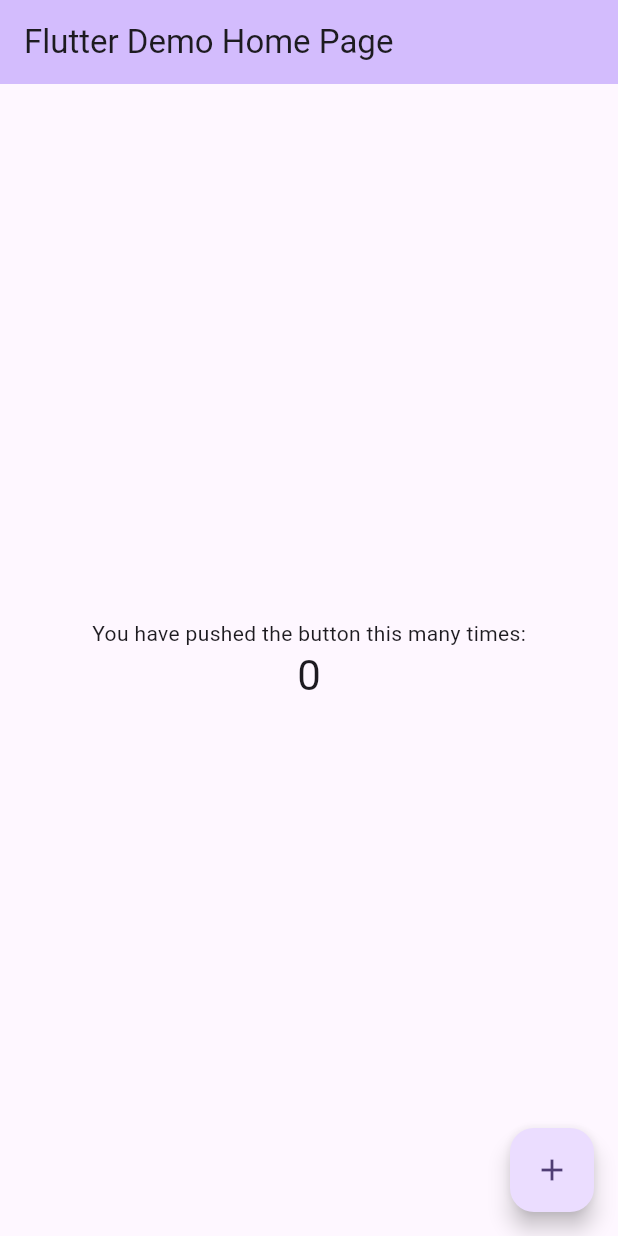
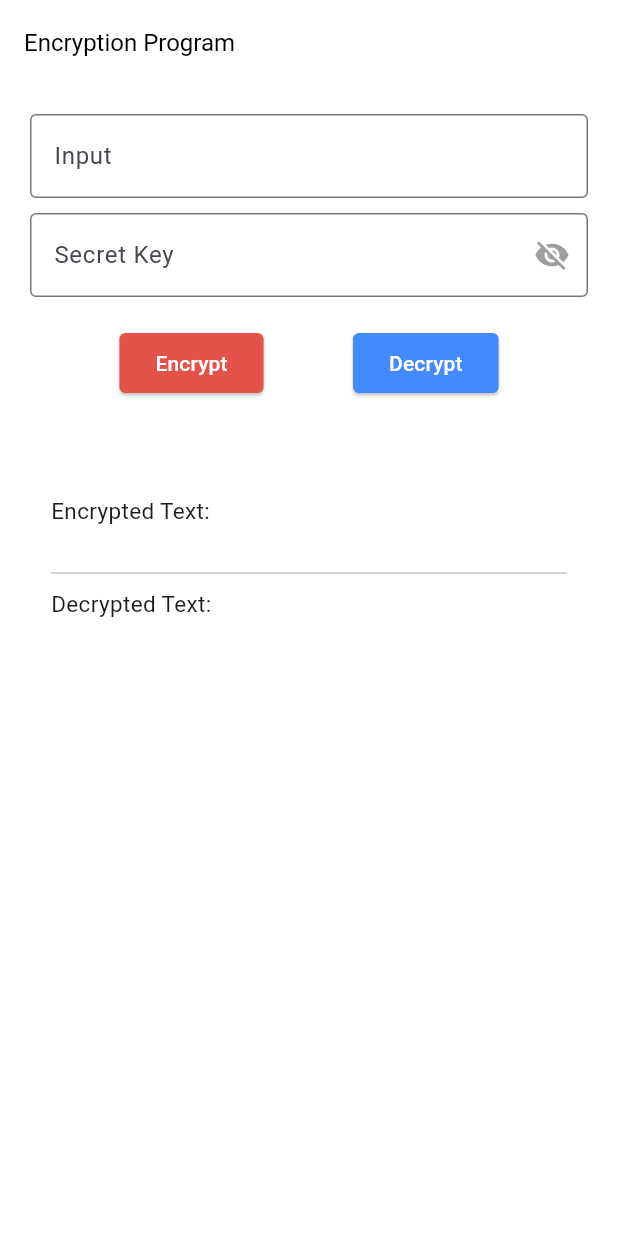
Before and after one commit to dartlord007/stg1_hng_flutter, a Flutter app: the screen it shows after launch, on a phone screen of 412 x 824 dp. Run offline on Flutter 3.47's test engine with Material 3 defaults, Android fonts, the phone set to English and light mode, and no system bars.

Commit message:
working build

```diff
--- /dev/null
+++ b/lib/encrypt.dart
@@ -0,0 +1,35 @@
+//Encryption Algorithm.
+class EncryptionAlgorithm {
+  static String encrypt(String input, String secretKey) {
+    List<int> inputAscii = input.codeUnits;
+    List<int> secretKeyAscii = secretKey.codeUnits;
+
+    List<int> encryptedAscii = [];
+    //Core component of encryption algorithm. This will encrypt the inputed text and secret key which is already in ASCII format. The result is the reformated into a hexadecimal string.
+    for (int i = 0; i < inputAscii.length; i++) {
+      encryptedAscii
+          .add(inputAscii[i] + secretKeyAscii[i % secretKeyAscii.length]);
+    }
+
+    return encryptedAscii
+        .map((e) => e.toRadixString(16).padLeft(2, '0'))
+        .join();
+  }
+
+  static String decrypt(String encrypted, String secretKey) {
+    List<int> encryptedAscii = [];
+    //Core component of decryption algorithm. This will encrypt the inputed text and secret key which is already in ASCII format. The result is the reformated into a hexadecimal string.
+    for (int i = 0; i < encrypted.length; i += 2) {
+      encryptedAscii.add(int.parse(encrypted.substring(i, i + 2), radix: 16));
+    }
+    List<int> secretKeyAscii = secretKey.codeUnits;
+
+    List<int> decryptedAscii = [];
+    for (int i = 0; i < encryptedAscii.length; i++) {
+      decryptedAscii
+          .add(encryptedAscii[i] - secretKeyAscii[i % secretKeyAscii.length]);
+    }
+
+    return String.fromCharCodes(decryptedAscii);
+  }
+}
--- a/lib/main.dart
+++ b/lib/main.dart
@@ -1,4 +1,6 @@
 import 'package:flutter/material.dart';
+import 'package:flutter/services.dart';
+import 'package:stg1_hng_flutter/encrypt.dart';
 
 void main() {
   runApp(const MyApp());
@@ -7,119 +9,202 @@
 class MyApp extends StatelessWidget {
   const MyApp({super.key});
 
-  // This widget is the root of your application.
   @override
   Widget build(BuildContext context) {
     return MaterialApp(
-      title: 'Flutter Demo',
+      title: 'Encryption App',
       theme: ThemeData(
-        // This is the theme of your application.
-        //
-        // TRY THIS: Try running your application with "flutter run". You'll see
-        // the application has a purple toolbar. Then, without quitting the app,
-        // try changing the seedColor in the colorScheme below to Colors.green
-        // and then invoke "hot reload" (save your changes or press the "hot
-        // reload" button in a Flutter-supported IDE, or press "r" if you used
-        // the command line to start the app).
-        //
-        // Notice that the counter didn't reset back to zero; the application
-        // state is not lost during the reload. To reset the state, use hot
-        // restart instead.
-        //
-        // This works for code too, not just values: Most code changes can be
-        // tested with just a hot reload.
-        colorScheme: ColorScheme.fromSeed(seedColor: Colors.deepPurple),
-        useMaterial3: true,
+        primarySwatch: Colors.blue,
+        scaffoldBackgroundColor: Colors.white,
       ),
-      home: const MyHomePage(title: 'Flutter Demo Home Page'),
+      home: const EncryptionApp(),
     );
   }
 }
 
-class MyHomePage extends StatefulWidget {
-  const MyHomePage({super.key, required this.title});
-
-  // This widget is the home page of your application. It is stateful, meaning
-  // that it has a State object (defined below) that contains fields that affect
-  // how it looks.
-
-  // This class is the configuration for the state. It holds the values (in this
-  // case the title) provided by the parent (in this case the App widget) and
-  // used by the build method of the State. Fields in a Widget subclass are
-  // always marked "final".
-
-  final String title;
+class EncryptionApp extends StatefulWidget {
+  const EncryptionApp({super.key});
 
   @override
-  State<MyHomePage> createState() => _MyHomePageState();
+  _EncryptionAppState createState() => _EncryptionAppState();
 }
 
-class _MyHomePageState extends State<MyHomePage> {
-  int _counter = 0;
+class _EncryptionAppState extends State<EncryptionApp> {
+  final _inputController = TextEditingController();
+  final _secretKeyController = TextEditingController();
+  String _encrypted = '';
+  String _decrypted = '';
+  bool _isSecretKeyVisible = false;
 
-  void _incrementCounter() {
+  void _encrypt() { //encryption method
+    String input = _inputController.text;
+    String secretKey = _secretKeyController.text;
+    String encrypted = EncryptionAlgorithm.encrypt(input, secretKey);
     setState(() {
-      // This call to setState tells the Flutter framework that something has
-      // changed in this State, which causes it to rerun the build method below
-      // so that the display can reflect the updated values. If we changed
-      // _counter without calling setState(), then the build method would not be
-      // called again, and so nothing would appear to happen.
-      _counter++;
+      _encrypted = encrypted;
+      _decrypted = ''; // Clear decrypted result when encrypting
     });
+  }
+
+  void _decrypt() { //decryption method
+    String encrypted = _encrypted;
+    String secretKey = _secretKeyController.text;
+    String decrypted = EncryptionAlgorithm.decrypt(encrypted, secretKey);
+    setState(() {
+      _decrypted = decrypted;
+    });
+  }
+
+  void _copyToClipboard(String text) {
+    Clipboard.setData(ClipboardData(text: text));
+    ScaffoldMessenger.of(context).showSnackBar(
+      SnackBar(content: Text('Copied to clipboard: $text')),
+    );
   }
 
   @override
   Widget build(BuildContext context) {
-    // This method is rerun every time setState is called, for instance as done
-    // by the _incrementCounter method above.
-    //
-    // The Flutter framework has been optimized to make rerunning build methods
-    // fast, so that you can just rebuild anything that needs updating rather
-    // than having to individually change instances of widgets.
     return Scaffold(
       appBar: AppBar(
-        // TRY THIS: Try changing the color here to a specific color (to
-        // Colors.amber, perhaps?) and trigger a hot reload to see the AppBar
-        // change color while the other colors stay the same.
-        backgroundColor: Theme.of(context).colorScheme.inversePrimary,
-        // Here we take the value from the MyHomePage object that was created by
-        // the App.build method, and use it to set our appbar title.
-        title: Text(widget.title),
+        backgroundColor: Colors.white,
+        title: const Text('Encryption Program',
+            style: TextStyle(color: Colors.black, fontSize: 16)),
+        elevation: 0,
       ),
-      body: Center(
-        // Center is a layout widget. It takes a single child and positions it
-        // in the middle of the parent.
-        child: Column(
-          // Column is also a layout widget. It takes a list of children and
-          // arranges them vertically. By default, it sizes itself to fit its
-          // children horizontally, and tries to be as tall as its parent.
-          //
-          // Column has various properties to control how it sizes itself and
-          // how it positions its children. Here we use mainAxisAlignment to
-          // center the children vertically; the main axis here is the vertical
-          // axis because Columns are vertical (the cross axis would be
-          // horizontal).
-          //
-          // TRY THIS: Invoke "debug painting" (choose the "Toggle Debug Paint"
-          // action in the IDE, or press "p" in the console), to see the
-          // wireframe for each widget.
-          mainAxisAlignment: MainAxisAlignment.center,
-          children: <Widget>[
-            const Text(
-              'You have pushed the button this many times:',
-            ),
-            Text(
-              '$_counter',
-              style: Theme.of(context).textTheme.headlineMedium,
-            ),
-          ],
+      body: Padding(
+        padding: const EdgeInsets.all(20.0),
+        child: SingleChildScrollView(
+          child: Column(
+            children: [
+              TextField(
+                controller: _inputController,
+                decoration: InputDecoration(
+                  labelText: 'Input',
+                  border: const OutlineInputBorder(),
+                  focusedBorder: OutlineInputBorder(
+                    borderSide:
+                        BorderSide(color: Theme.of(context).primaryColor),
+                  ),
+                ),
+              ),
+              const SizedBox(height: 10),
+              TextField(
+                controller: _secretKeyController,
+                obscureText:
+                    !_isSecretKeyVisible, // Hide or show the secret key
+                decoration: InputDecoration(
+                  labelText: 'Secret Key',
+                  suffixIcon: IconButton(
+                    icon: Icon(
+                      _isSecretKeyVisible
+                          ? Icons.visibility
+                          : Icons.visibility_off,
+                      color: Colors.grey,
+                    ),
+                    onPressed: () {
+                      setState(() {
+                        _isSecretKeyVisible =
+                            !_isSecretKeyVisible; // Toggle visibility
+                      });
+                    },
+                  ),
+                  border: const OutlineInputBorder(),
+                  focusedBorder: OutlineInputBorder(
+                    borderSide:
+                        BorderSide(color: Theme.of(context).primaryColor),
+                  ),
+                ),
+              ),
+              const SizedBox(height: 20),
+              Row(
+                mainAxisAlignment: MainAxisAlignment.spaceEvenly,
+                children: [
+                  ElevatedButton(
+                    style: ElevatedButton.styleFrom(
+                      backgroundColor: const Color.fromARGB(255, 228, 83, 73),
+                      shape: RoundedRectangleBorder(
+                          borderRadius: BorderRadius.circular(4)),
+                    ),
+                    onPressed: _encrypt,
+                    child: const Text(
+                      'Encrypt',
+                      style: TextStyle(color: Colors.white),
+                    ),
+                  ),
+                  ElevatedButton(
+                    style: ElevatedButton.styleFrom(
+                      backgroundColor: Colors.blueAccent,
+                      shape: RoundedRectangleBorder(
+                          borderRadius: BorderRadius.circular(4)),
+                    ),
+                    onPressed: _decrypt,
+                    child: const Text(
+                      'Decrypt',
+                      style: TextStyle(color: Colors.white),
+                    ),
+                  ),
+                ],
+              ),
+              const SizedBox(height: 50),
+              Card(
+                elevation: 0,
+                color: Colors.white,
+                child: Padding(
+                  padding: const EdgeInsets.all(10.0),
+                  child: Column(
+                    crossAxisAlignment: CrossAxisAlignment.start,
+                    children: [
+                      const Text('Encrypted Text:',
+                          style: TextStyle(fontSize: 15)),
+                      Row(
+                        children: [
+                          Expanded(
+                            child: Text(
+                              _encrypted,
+                              overflow: TextOverflow.ellipsis,
+                            ),
+                          ),
+                          Visibility(
+                            visible: _encrypted.isNotEmpty,
+                            child: IconButton(
+                              iconSize: 18, // Smaller copy icon
+                              icon: const Icon(Icons.copy),
+                              onPressed: () => _copyToClipboard(_encrypted),
+                            ),
+                          ),
+                        ],
+                      ),
+                      const Divider(
+                          height: 20,
+                          thickness: 1), // Add a divider for separation
+                      const Text('Decrypted Text:',
+                          style: TextStyle(fontSize: 15)),
+                      Row(
+                        children: [
+                          Expanded(
+                            child: Text(
+                              _decrypted,
+                              overflow: TextOverflow.ellipsis,
+                            ),
+                          ),
+                          Visibility(
+                            visible: _decrypted.isNotEmpty,
+                            child: IconButton(
+                              iconSize: 18, // Smaller copy icon
+                              icon: const Icon(Icons.copy),
+                              onPressed: () => _copyToClipboard(_decrypted),
+                            ),
+                          ),
+                        ],
+                      ),
+                    ],
+                  ),
+                ),
+              ),
+            ],
+          ),
         ),
       ),
-      floatingActionButton: FloatingActionButton(
-        onPressed: _incrementCounter,
-        tooltip: 'Increment',
-        child: const Icon(Icons.add),
-      ), // This trailing comma makes auto-formatting nicer for build methods.
     );
   }
 }
```
Also changed, not shown: 2 other files.
